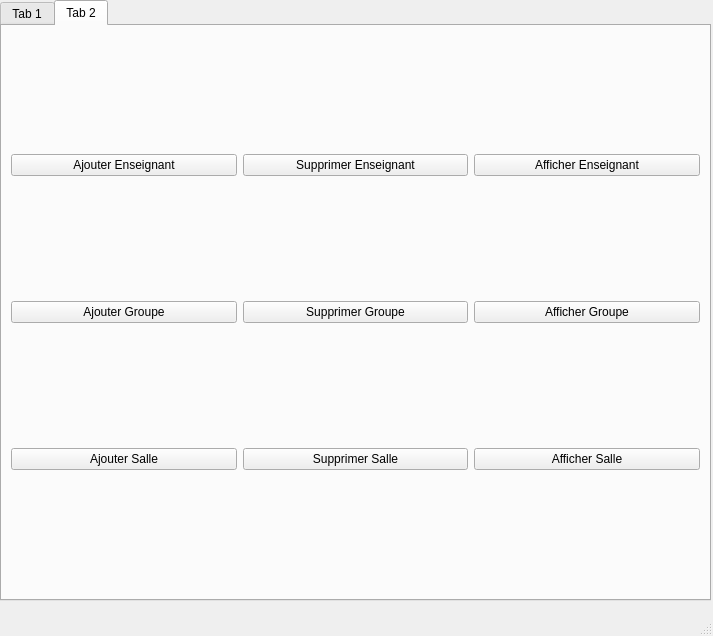
Before: the Qt Designer form mainwindow.ui in Benjambon/EmploiDuTemps-ESEO, drawn with Qt 5.
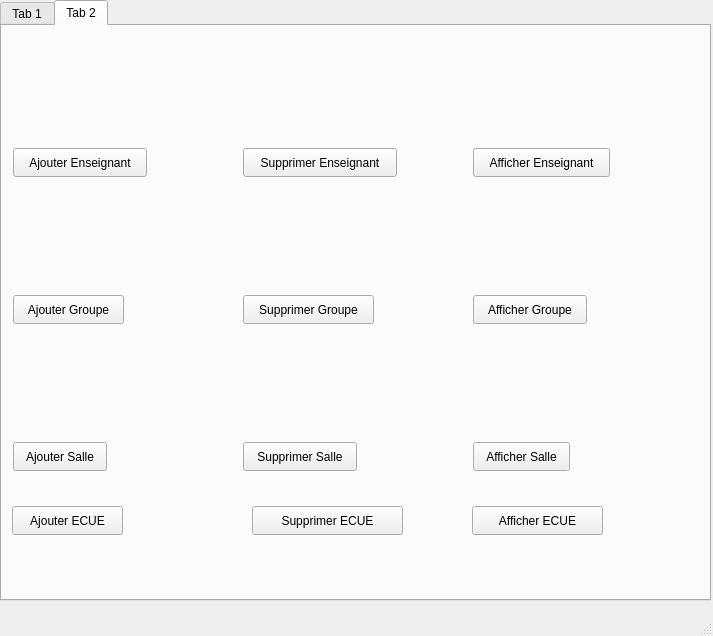
After: the same form once the commit is applied.

Diff of the .ui file:
```diff
--- a/mainwindow.ui
+++ b/mainwindow.ui
@@ -38,71 +38,162 @@
      <attribute name="title">
       <string>Tab 2</string>
      </attribute>
-     <layout class="QGridLayout" name="gridLayout">
-      <item row="0" column="0">
        <widget class="QPushButton" name="btnAjouterEnseignant">
+      <property name="geometry">
+       <rect>
+        <x>11</x>
+        <y>122</y>
+        <width>134</width>
+        <height>29</height>
+       </rect>
+      </property>
         <property name="text">
          <string>Ajouter Enseignant</string>
         </property>
        </widget>
-      </item>
-      <item row="0" column="1">
        <widget class="QPushButton" name="btnSupprimerEnseignant">
+      <property name="geometry">
+       <rect>
+        <x>241</x>
+        <y>122</y>
+        <width>154</width>
+        <height>29</height>
+       </rect>
+      </property>
         <property name="text">
          <string>Supprimer Enseignant</string>
         </property>
        </widget>
-      </item>
-      <item row="0" column="2">
        <widget class="QPushButton" name="btnAfficherEnseignants">
+      <property name="geometry">
+       <rect>
+        <x>471</x>
+        <y>122</y>
+        <width>137</width>
+        <height>29</height>
+       </rect>
+      </property>
         <property name="text">
          <string>Afficher Enseignant</string>
         </property>
        </widget>
-      </item>
-      <item row="1" column="0">
        <widget class="QPushButton" name="btnAjouterGroupe">
+      <property name="geometry">
+       <rect>
+        <x>11</x>
+        <y>269</y>
+        <width>111</width>
+        <height>29</height>
+       </rect>
+      </property>
         <property name="text">
          <string>Ajouter Groupe</string>
         </property>
        </widget>
-      </item>
-      <item row="1" column="1">
        <widget class="QPushButton" name="btnSupprimerGroupe">
+      <property name="geometry">
+       <rect>
+        <x>241</x>
+        <y>269</y>
+        <width>131</width>
+        <height>29</height>
+       </rect>
+      </property>
         <property name="text">
          <string>Supprimer Groupe</string>
         </property>
        </widget>
-      </item>
-      <item row="1" column="2">
        <widget class="QPushButton" name="btnAfficherGroupes">
+      <property name="geometry">
+       <rect>
+        <x>471</x>
+        <y>269</y>
+        <width>114</width>
+        <height>29</height>
+       </rect>
+      </property>
         <property name="text">
          <string>Afficher Groupe</string>
         </property>
        </widget>
-      </item>
-      <item row="2" column="0">
        <widget class="QPushButton" name="btnAjouterSalle">
+      <property name="geometry">
+       <rect>
+        <x>11</x>
+        <y>416</y>
+        <width>94</width>
+        <height>29</height>
+       </rect>
+      </property>
         <property name="text">
          <string>Ajouter Salle</string>
         </property>
        </widget>
-      </item>
-      <item row="2" column="1">
        <widget class="QPushButton" name="btnSupprimerSalle">
+      <property name="geometry">
+       <rect>
+        <x>241</x>
+        <y>416</y>
+        <width>114</width>
+        <height>29</height>
+       </rect>
+      </property>
         <property name="text">
          <string>Supprimer Salle</string>
         </property>
        </widget>
-      </item>
-      <item row="2" column="2">
        <widget class="QPushButton" name="btnAfficherSalles">
+      <property name="geometry">
+       <rect>
+        <x>471</x>
+        <y>416</y>
+        <width>97</width>
+        <height>29</height>
+       </rect>
+      </property>
         <property name="text">
          <string>Afficher Salle</string>
         </property>
        </widget>
-      </item>
-     </layout>
+     <widget class="QPushButton" name="btnAjouterEcue">
+      <property name="geometry">
+       <rect>
+        <x>10</x>
+        <y>480</y>
+        <width>111</width>
+        <height>29</height>
+       </rect>
+      </property>
+      <property name="text">
+       <string>Ajouter ECUE</string>
+      </property>
+     </widget>
+     <widget class="QPushButton" name="btnSupprimerEcue">
+      <property name="geometry">
+       <rect>
+        <x>250</x>
+        <y>480</y>
+        <width>151</width>
+        <height>29</height>
+       </rect>
+      </property>
+      <property name="text">
+       <string>Supprimer ECUE</string>
+      </property>
+     </widget>
+     <widget class="QPushButton" name="btnAfficherEcues">
+      <property name="geometry">
+       <rect>
+        <x>470</x>
+        <y>480</y>
+        <width>131</width>
+        <height>29</height>
+       </rect>
+      </property>
+      <property name="text">
+       <string>Afficher ECUE</string>
+      </property>
+     </widget>
     </widget>
    </widget>
   </widget>
```
Lines whose indentation alone changed are shown as unchanged.
